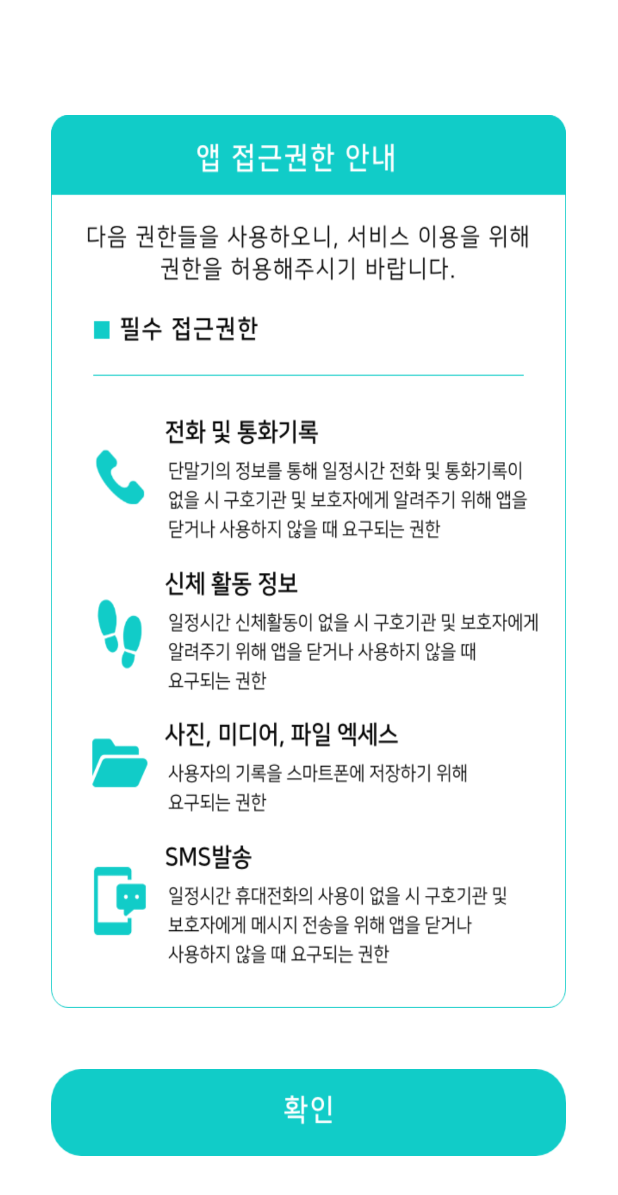
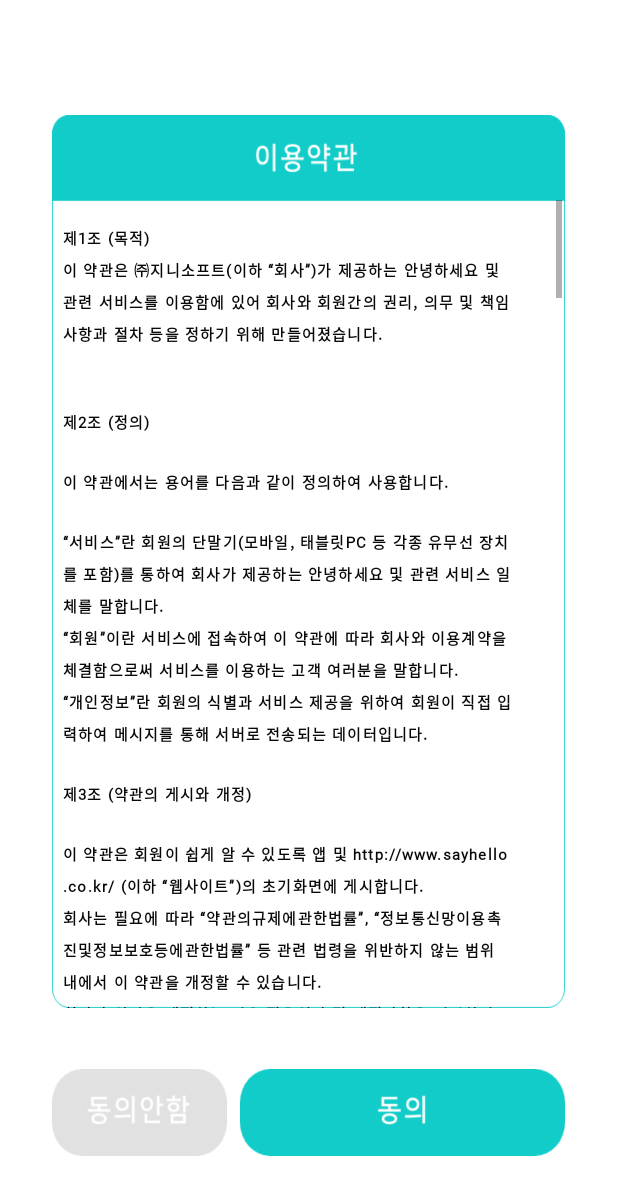
Before and after one commit to 8793COMPANY/HellOworld_rev, an Android app: the screen it shows after launch (Alert_perm before the commit, Alert_agree_1 after it), after a tap on an icon or button, on a phone screen of 412 x 824 dp. Shown: the top 1195 px of the screen. Run offline under Robolectric (Android 15) with nearby library versions, the phone set to English and light mode, and no system bars; libraries missing offline, so code that uses them is left out: de.mindpipe.android.

Commit message:
versionCode 22 수정 완료 1. minSdkVersion 23 부터 지원가능 (write_sms 권한 문제) 2. 콜로그 연관 기능 제거 (read_call_log, contacts 권한 문제) 3. 개통 여부 판단, 번호 조회 기능 제거 (read_sms 권한 문제)

```diff
--- a/app/build.gradle
+++ b/app/build.gradle
@@ -8,9 +8,9 @@ android {
 
     defaultConfig {
         applicationId "com.corporation.helloworld"
-        minSdkVersion 19
+        minSdkVersion 23
         targetSdkVersion 30
-        versionCode 14
+        versionCode 22
         versionName "1.2"
 
         testInstrumentationRunner "androidx.test.runner.AndroidJUnitRunner"
--- a/app/src/main/java/com/corporation/helloworld/Alert_perm.java
+++ b/app/src/main/java/com/corporation/helloworld/Alert_perm.java
@@ -73,19 +73,16 @@ public class Alert_perm extends AppCompatActivity {
     // 권한 요청
     public void requestPermission(){
         ActivityCompat.requestPermissions(this,
-                new String[]{READ_EXTERNAL_STORAGE,READ_CALL_LOG,READ_PHONE_STATE,SEND_SMS,RECEIVE_BOOT_COMPLETED,ACTIVITY_RECOGNITION,RECEIVE_SMS,READ_SMS,RECEIVE_MMS,WRITE_EXTERNAL_STORAGE},
+                new String[]{READ_EXTERNAL_STORAGE,READ_PHONE_STATE,SEND_SMS,RECEIVE_BOOT_COMPLETED,ACTIVITY_RECOGNITION,WRITE_EXTERNAL_STORAGE},
                 PERMISSION_REQUEST_CODE);
     }
 
     // 권한 거절시 체크 코드
     public void checkRequestPermission(){
-        if(ContextCompat.checkSelfPermission(this, READ_CALL_LOG) != PackageManager.PERMISSION_GRANTED ||
-                ContextCompat.checkSelfPermission(this, READ_PHONE_STATE) != PackageManager.PERMISSION_GRANTED||
+        if(ContextCompat.checkSelfPermission(this, READ_PHONE_STATE) != PackageManager.PERMISSION_GRANTED||
                 ContextCompat.checkSelfPermission(this, SEND_SMS) != PackageManager.PERMISSION_GRANTED ||
-                ContextCompat.checkSelfPermission(this, RECEIVE_BOOT_COMPLETED) != PackageManager.PERMISSION_GRANTED
-                ||  ContextCompat.checkSelfPermission(this, ACTIVITY_RECOGNITION) != PackageManager.PERMISSION_GRANTED ||
-                ContextCompat.checkSelfPermission(this, RECEIVE_SMS) != PackageManager.PERMISSION_GRANTED
-                ||   ContextCompat.checkSelfPermission(this, READ_SMS) != PackageManager.PERMISSION_GRANTED||
+                ContextCompat.checkSelfPermission(this, RECEIVE_BOOT_COMPLETED) != PackageManager.PERMISSION_GRANTED||
+                ContextCompat.checkSelfPermission(this, ACTIVITY_RECOGNITION) != PackageManager.PERMISSION_GRANTED ||
                 ContextCompat.checkSelfPermission(this,WRITE_EXTERNAL_STORAGE) != PackageManager.PERMISSION_GRANTED
 
         ){
@@ -119,6 +116,10 @@ public class Alert_perm extends AppCompatActivity {
     //권한이 승인된 이후에 뷰를 불러오는 메소드
     public void permit_after_Setting()
     {
+        Intent intent = new Intent(getApplicationContext(), Alert_agree_1.class);
+        startActivity(intent);
+        overridePendingTransition(R.anim.fade_in, R.anim.fade_out);
+
      //   application = (Application) getApplication();
     //    application.setLogSetting();
 
@@ -131,6 +132,8 @@ public class Alert_perm extends AppCompatActivity {
         }else{
             Toast.makeText(this, "서비스 실행중 입니다", Toast.LENGTH_LONG).show();
         }*/
+
+        /*
         TelephonyManager telManager = (TelephonyManager) getSystemService(TELEPHONY_SERVICE);
 
         if(ContextCompat.checkSelfPermission(this, Manifest.permission.READ_PHONE_STATE) == PackageManager.PERMISSION_GRANTED) {
@@ -141,13 +144,14 @@ public class Alert_perm extends AppCompatActivity {
                 overridePendingTransition(R.anim.fade_in, R.anim.fade_out);
             }
             else {
-                //TODO: 미개통 스마트폰 처리
-                Intent intent = new Intent(getApplicationContext(), Alert_cell.class);
-                //Intent intent = new Intent(getApplicationContext(), Alert_agree_1.class);
+                //미개통 스마트폰 처리
+                //Intent intent = new Intent(getApplicationContext(), Alert_cell.class);
+                Intent intent = new Intent(getApplicationContext(), Alert_agree_1.class);
                 startActivity(intent);
                 overridePendingTransition(R.anim.fade_in, R.anim.fade_out);
                 finish();
             }
         }
+        */
     }
 }
--- a/app/src/main/java/com/corporation/helloworld/Join_logOn.java
+++ b/app/src/main/java/com/corporation/helloworld/Join_logOn.java
@@ -70,6 +70,7 @@ public class Join_logOn extends AppCompatActivity {
         ImageButton join_logOn_log = findViewById(R.id.join_logOn_log);
         TextView join_logOn_name = findViewById(R.id.join_logOn_name);
         TextView phone_number = findViewById(R.id.phone_number);
+        /*
         TelephonyManager telManager = (TelephonyManager) getSystemService(TELEPHONY_SERVICE);
 
         //데이터 가져오기
@@ -82,6 +83,7 @@ public class Join_logOn extends AppCompatActivity {
             } else
                 phone_number.setText("-");
         }
+         */
 
         join_logOn_name.setText(localData.getString("0", ""));
 
--- a/app/src/main/java/com/corporation/helloworld/Log_data.java
+++ b/app/src/main/java/com/corporation/helloworld/Log_data.java
@@ -129,7 +129,7 @@ public class Log_data extends AppCompatActivity {
         app_version = ("1.0");
         smart_phone_array = (application.getDeviceName());
         os_version = (android.os.Build.VERSION.SDK_INT+"");
-        calling_phone = (application.getCallLog()+"");
+        //calling_phone = (application.getCallLog()+"");
         cursor=application.getInformation_first_1();
         cursor.moveToFirst();
         first_call = (cursor.getString(1)+"/"+cursor.getString(2));
@@ -141,7 +141,6 @@ public class Log_data extends AppCompatActivity {
                         "첫 사용시간 : " + cursor.getString(1) + "\n" +
                         "마지막 사용시간 : " + cursor.getString(2) + "\n" +
                         "스마트폰 사용 횟수 : " + open_screen + "\n" +
-                        "통화횟수 : " + calling_phone + "\n" +
                         "걸음수 : " + activitycounter + "\n" +
                         "기종명 : " + smart_phone_array + "\n" +
                         "OS 버젼 : " + os_version);
--- a/app/src/main/java/com/corporation/helloworld/Receiver/NoonDay6_Alarm.java
+++ b/app/src/main/java/com/corporation/helloworld/Receiver/NoonDay6_Alarm.java
@@ -25,7 +25,7 @@ public class NoonDay6_Alarm extends BroadcastReceiver {
         if (!cursor.getString(1).equals("배터리 5% 이하입니다.")) {
             cursor = application.getInformation_first_1();
             cursor.moveToFirst();
-            String sendData = cursor.getString(1) + "/" + cursor.getString(2) + "/" + cursor.getInt(3) + "/" + application.getCallLog() + "/" + android.os.Build.VERSION.SDK_INT + "/" + "0.90" +
+            String sendData = cursor.getString(1) + "/" + cursor.getString(2) + "/" + cursor.getInt(3) + "/" + android.os.Build.VERSION.SDK_INT + "/" + "0.90" +
                     "/" + CheckService.mStepDetector;
 
             application.dataBase_insert("INSERT or replace INTO record VALUES("+get_Count_DB(context)+",'" +application.encryption( application.current_Date()) + "','" + application.encryption(sendData) + "',1);");
--- a/app/src/main/java/com/corporation/helloworld/Receiver/NoonDay_Alarm.java
+++ b/app/src/main/java/com/corporation/helloworld/Receiver/NoonDay_Alarm.java
@@ -26,7 +26,7 @@ public class NoonDay_Alarm extends BroadcastReceiver {
         if (!cursor.getString(1).equals("배터리 5% 이하입니다.")) {
             cursor = application.getInformation_first_1();
             cursor.moveToFirst();
-            String sendData = cursor.getString(1) + "/" + cursor.getString(2) + "/" + cursor.getInt(3) + "/" + application.getCallLog() + "/" + android.os.Build.VERSION.SDK_INT + "/" + "0.90" +
+            String sendData = cursor.getString(1) + "/" + cursor.getString(2) + "/" + cursor.getInt(3) + "/" + android.os.Build.VERSION.SDK_INT + "/" + "0.90" +
                     "/" + CheckService.mStepDetector;
 
             application.dataBase_insert("INSERT or replace INTO record VALUES("+get_Count_DB(context)+",'" +application.encryption(application.current_Date()) + "','" + application.encryption(sendData) + "',1);");
--- a/app/src/main/java/com/corporation/helloworld/Receiver/OneDay6_Alarm.java
+++ b/app/src/main/java/com/corporation/helloworld/Receiver/OneDay6_Alarm.java
@@ -27,7 +27,7 @@ public class OneDay6_Alarm extends BroadcastReceiver {
         if (!cursor.getString(1).equals("배터리 5% 이하입니다.")) {
             cursor = application.getInformation_first_1();
             cursor.moveToFirst();
-            String sendData = cursor.getString(1) + "/" + cursor.getString(2) + "/" + cursor.getInt(3) + "/" + application.getCallLog() + "/" + android.os.Build.VERSION.SDK_INT + "/" + "0.90" +
+            String sendData = cursor.getString(1) + "/" + cursor.getString(2) + "/" + cursor.getInt(3) + "/" + android.os.Build.VERSION.SDK_INT + "/" + "0.90" +
                     "/" + CheckService.mStepDetector;
 
             application.dataBase_insert("INSERT or replace INTO record VALUES("+get_Count_DB(context)+",'" +application.encryption( application.current_Date()) + "','" + application.encryption(sendData )+ "',2);");
--- a/app/src/main/java/com/corporation/helloworld/Receiver/OneDay_Alarm.java
+++ b/app/src/main/java/com/corporation/helloworld/Receiver/OneDay_Alarm.java
@@ -29,7 +29,7 @@ public class OneDay_Alarm extends BroadcastReceiver {
         if (!cursor.getString(1).equals("배터리 5% 이하입니다.")) {
             cursor = application.getInformation_first_1();
             cursor.moveToFirst();
-            String sendData = cursor.getString(1) + "/" + cursor.getString(2) + "/" + cursor.getInt(3) + "/" + application.getCallLog() + "/" + android.os.Build.VERSION.SDK_INT + "/" +"0.90"+
+            String sendData = cursor.getString(1) + "/" + cursor.getString(2) + "/" + cursor.getInt(3) + "/" + android.os.Build.VERSION.SDK_INT + "/" +"0.90"+
                     "/" + CheckService.mStepDetector;
 
             application.dataBase_insert("INSERT or replace INTO record VALUES("+get_Count_DB(context)+",'" + application.encryption(application.current_Date()) + "','" + application.encryption(sendData) + "',2);");
--- a/app/src/main/java/com/corporation/helloworld/Receiver/ScreenOnReceiver.java
+++ b/app/src/main/java/com/corporation/helloworld/Receiver/ScreenOnReceiver.java
@@ -45,10 +45,10 @@ public class ScreenOnReceiver extends BroadcastReceiver {
             String sql = String.format("update information set firstcall='"+formatDate+"', lastcall='"+formatDate+"',screenopen="+ sum +",screencheck = 0 where _id = 1 ");
             application.dataBase_insert(sql);
         } else {
-            String sendData = cursor.getString(1) + "/" + cursor.getString(2) + "/" + cursor.getInt(3) + "/" + application.getCallLog() + "/" + android.os.Build.VERSION.SDK_INT + "/" + "0.90" +
+            String sendData = cursor.getString(1) + "/" + cursor.getString(2) + "/" + cursor.getInt(3) + "/" + android.os.Build.VERSION.SDK_INT + "/" + "0.90" +
                     "/" + CheckService.mStepDetector;
             Log.e("DB 데이터 체크 :: ", sendData);
-            Log.e("통화횟수", application.getCallLog() + "");
+            //Log.e("통화횟수", application.getCallLog() + "");
             //Log.e("핸드폰 열음","ㅎㅎ");
             int sum = cursor.getInt(3) ;
             sum +=1;
--- a/app/src/main/java/com/corporation/helloworld/Receiver/Test_Alarm.java
+++ b/app/src/main/java/com/corporation/helloworld/Receiver/Test_Alarm.java
@@ -24,7 +24,7 @@ public class Test_Alarm extends BroadcastReceiver {
         if (!cursor.getString(1).equals("배터리 5% 이하입니다.")) {
             cursor = application.getInformation_first_1();
             cursor.moveToFirst();
-            String sendData = cursor.getString(1) + "/" + cursor.getString(2) + "/" + cursor.getInt(3) + "/" + application.getCallLog() + "/" + android.os.Build.VERSION.SDK_INT + "/" + "1.0" +
+            String sendData = cursor.getString(1) + "/" + cursor.getString(2) + "/" + cursor.getInt(3) + "/" + android.os.Build.VERSION.SDK_INT + "/" + "1.0" +
                     "/" + CheckService.mStepDetector;
 
             application.dataBase_insert("INSERT or replace INTO record VALUES("+get_Count_DB(context)+",'" + application.current_Date() + "','" + sendData + "',2);");
--- a/app/src/main/java/com/corporation/helloworld/Screen/ViewFragment.java
+++ b/app/src/main/java/com/corporation/helloworld/Screen/ViewFragment.java
@@ -95,7 +95,7 @@ public class ViewFragment extends Fragment {
         }
         smart_phone_array.setText(application.getDeviceName());
         os_version.setText(android.os.Build.VERSION.SDK_INT+"");
-        calling_phone.setText(application.getCallLog()+"");
+        //calling_phone.setText(application.getCallLog()+"");
         cursor=application.getInformation_first_1();
         cursor.moveToFirst();
         first_call.setText(cursor.getString(1)+"/"+cursor.getString(2));
```
Also changed, not shown: app/src/main/AndroidManifest.xml (+11 -5 lines), 2 other files.
